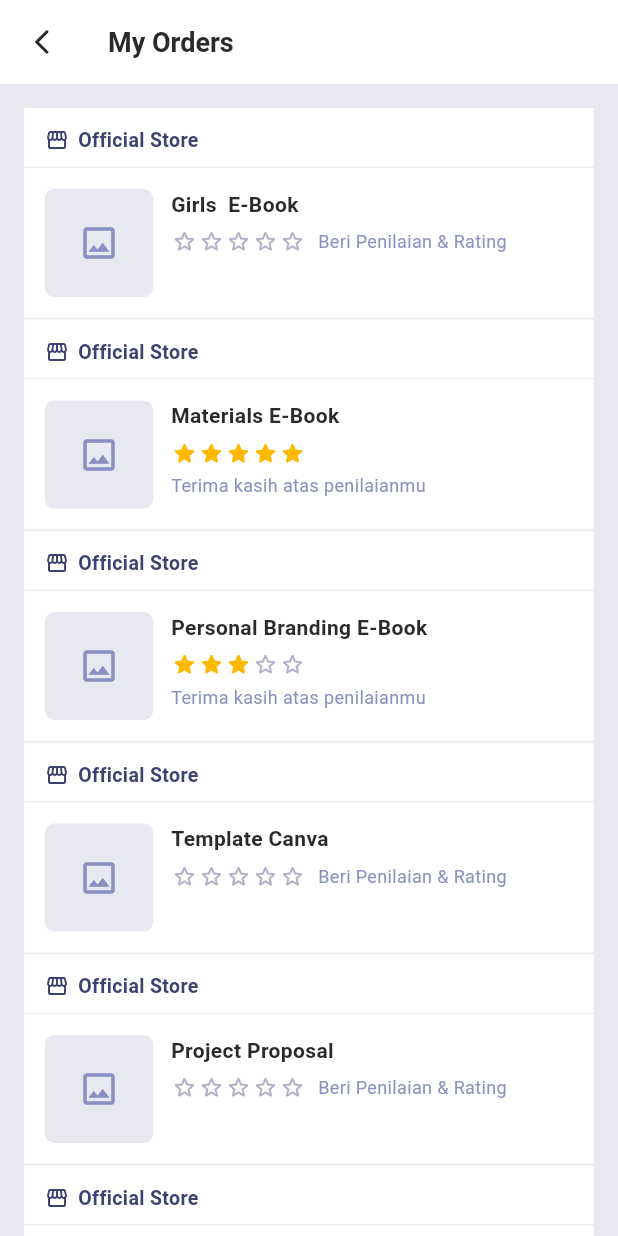
After one commit to chiquixs/byteme_digital_marketplace, a Flutter app: the HistoryOrdersPage screen opened directly, on a phone screen of 412 x 824 dp. The commit adds this screen. Run offline on Flutter 3.47's test engine with Material 3 defaults, Android fonts, the phone set to English and light mode, and no system bars.

Commit message:
Create history orders page dan menambahkan menu history orders di halaman profile serta menghubungkan mereka

```diff
--- /dev/null
+++ b/lib/views/my_orders/history_orders_page.dart
@@ -0,0 +1,296 @@
+import 'package:flutter/material.dart';
+
+// ─────────────────────────────────────────────────────────────────────────────
+// Data model
+// ─────────────────────────────────────────────────────────────────────────────
+class OrderItem {
+  final String storeName;
+  final String productName;
+  final String? reviewText;
+  final int rating;
+  final String imagePath;
+
+  const OrderItem({
+    required this.storeName,
+    required this.productName,
+    this.reviewText,
+    required this.rating,
+    this.imagePath = '',
+  });
+}
+
+// ─────────────────────────────────────────────────────────────────────────────
+// Page
+// ─────────────────────────────────────────────────────────────────────────────
+class HistoryOrdersPage extends StatelessWidget {
+  const HistoryOrdersPage({super.key});
+
+  // Dummy data
+  static const List<OrderItem> _orders = [
+    OrderItem(
+      storeName: 'Official Store',
+      productName: 'Girls  E-Book',
+      rating: 0,
+      imagePath: '',
+    ),
+    OrderItem(
+      storeName: 'Official Store',
+      productName: 'Materials E-Book',
+      reviewText: 'Terima kasih atas penilaianmu',
+      rating: 5,
+      imagePath: '',
+    ),
+    OrderItem(
+      storeName: 'Official Store',
+      productName: 'Personal Branding E-Book',
+      reviewText: 'Terima kasih atas penilaianmu',
+      rating: 3,
+      imagePath: '',
+    ),
+    OrderItem(
+      storeName: 'Official Store',
+      productName: 'Template Canva',
+      rating: 0,
+      imagePath: '',
+    ),
+    OrderItem(
+      storeName: 'Official Store',
+      productName: 'Project Proposal',
+      rating: 0,
+      imagePath: '',
+    ),
+    OrderItem(
+      storeName: 'Official Store',
+      productName: 'Web Design',
+      reviewText: 'Terima kasih atas penilaianmu',
+      rating: 3,
+      imagePath: '',
+    ),
+  ];
+
+  @override
+  Widget build(BuildContext context) {
+    return Scaffold(
+      backgroundColor: const Color(0xFFE8E8F0),
+      appBar: _buildAppBar(context),
+      body: _orders.isEmpty
+          ? _buildEmpty()
+          : ListView.builder(
+              padding: const EdgeInsets.all(16),
+              itemCount: _orders.length,
+              itemBuilder: (context, index) =>
+                  _OrderCard(order: _orders[index]),
+            ),
+    );
+  }
+
+  PreferredSizeWidget _buildAppBar(BuildContext context) {
+    return AppBar(
+      backgroundColor: Colors.white,
+      elevation: 0,
+      centerTitle: false,
+      leading: IconButton(
+        icon: const Icon(Icons.arrow_back_ios_new_rounded,
+            color: Color(0xFF2A2A2A), size: 20),
+        onPressed: () => Navigator.of(context).pop(),
+      ),
+      title: const Text(
+        'My Orders',
+        style: TextStyle(
+          color: Color(0xFF2A2A2A),
+          fontSize: 18,
+          fontWeight: FontWeight.bold,
+        ),
+      ),
+    );
+  }
+
+  Widget _buildEmpty() {
+    return const Center(
+      child: Column(
+        mainAxisSize: MainAxisSize.min,
+        children: [
+          Icon(Icons.receipt_long_outlined,
+              size: 64, color: Color(0xFF8B90C1)),
+          SizedBox(height: 12),
+          Text(
+            'Belum ada pesanan',
+            style: TextStyle(
+              fontSize: 15,
+              color: Color(0xFF8B90C1),
+              fontWeight: FontWeight.w500,
+            ),
+          ),
+        ],
+      ),
+    );
+  }
+}
+
+// ─────────────────────────────────────────────────────────────────────────────
+// Order card widget
+// ─────────────────────────────────────────────────────────────────────────────
+class _OrderCard extends StatelessWidget {
+  final OrderItem order;
+  const _OrderCard({required this.order});
+
+  static const Color _accent = Color(0xFF3D4270);
+
+  @override
+  Widget build(BuildContext context) {
+    return Container(
+      margin: const EdgeInsets.only(bottom: 1),
+      decoration: BoxDecoration(
+        color: Colors.white,
+        borderRadius: BorderRadius.circular(0),
+      ),
+      child: Column(
+        crossAxisAlignment: CrossAxisAlignment.start,
+        children: [
+          // Store label row
+          Padding(
+            padding: const EdgeInsets.fromLTRB(14, 12, 14, 8),
+            child: Row(
+              children: [
+                const Icon(Icons.storefront_outlined,
+                    size: 16, color: _accent),
+                const SizedBox(width: 6),
+                Text(
+                  order.storeName,
+                  style: const TextStyle(
+                    fontSize: 13,
+                    fontWeight: FontWeight.w600,
+                    color: _accent,
+                  ),
+                ),
+              ],
+            ),
+          ),
+
+          const Divider(height: 1, thickness: 0.5, color: Color(0xFFE0E0E0)),
+
+          // Product row
+          Padding(
+            padding: const EdgeInsets.all(14),
+            child: Row(
+              crossAxisAlignment: CrossAxisAlignment.start,
+              children: [
+                // Thumbnail
+                _buildThumbnail(),
+                const SizedBox(width: 12),
+
+                // Info
+                Expanded(
+                  child: Column(
+                    crossAxisAlignment: CrossAxisAlignment.start,
+                    children: [
+                      Text(
+                        order.productName,
+                        style: const TextStyle(
+                          fontSize: 14,
+                          fontWeight: FontWeight.w600,
+                          color: Color(0xFF2A2A2A),
+                        ),
+                      ),
+                      const SizedBox(height: 6),
+                      _buildReviewRow(),
+                    ],
+                  ),
+                ),
+              ],
+            ),
+          ),
+        ],
+      ),
+    );
+  }
+
+  Widget _buildThumbnail() {
+    if (order.imagePath.isNotEmpty) {
+      return ClipRRect(
+        borderRadius: BorderRadius.circular(6),
+        child: order.imagePath.startsWith('http')
+            ? Image.network(
+                order.imagePath,
+                width: 72,
+                height: 72,
+                fit: BoxFit.cover,
+                errorBuilder: (_, __, ___) => _placeholderBox(),
+              )
+            : Image.asset(
+                order.imagePath,
+                width: 72,
+                height: 72,
+                fit: BoxFit.cover,
+                errorBuilder: (_, __, ___) => _placeholderBox(),
+              ),
+      );
+    }
+    return _placeholderBox();
+  }
+
+  Widget _placeholderBox() {
+    return Container(
+      width: 72,
+      height: 72,
+      decoration: BoxDecoration(
+        color: const Color(0xFFE8E8F0),
+        borderRadius: BorderRadius.circular(6),
+      ),
+      child: const Icon(Icons.image_outlined,
+          color: Color(0xFF8B90C1), size: 28),
+    );
+  }
+
+  Widget _buildReviewRow() {
+    final bool hasRating = order.rating > 0;
+
+    if (!hasRating) {
+      // Belum dirating
+      return Row(
+        children: [
+          ...List.generate(
+            5,
+            (_) => const Icon(Icons.star_border_rounded,
+                size: 18, color: Color(0xFFB0B0C8)),
+          ),
+          const SizedBox(width: 8),
+          const Text(
+            'Beri Penilaian & Rating',
+            style: TextStyle(fontSize: 12, color: Color(0xFF8B90C1)),
+          ),
+        ],
+      );
+    }
+
+    // Sudah dirating
+    return Column(
+      crossAxisAlignment: CrossAxisAlignment.start,
+      children: [
+        Row(
+          children: List.generate(5, (i) {
+            return Icon(
+              i < order.rating
+                  ? Icons.star_rounded
+                  : Icons.star_border_rounded,
+              size: 18,
+              color: i < order.rating
+                  ? const Color(0xFFFFB800)
+                  : const Color(0xFFB0B0C8),
+            );
+          }),
+        ),
+        if (order.reviewText != null) ...[
+          const SizedBox(height: 4),
+          Text(
+            order.reviewText!,
+            style: const TextStyle(
+              fontSize: 12,
+              color: Color(0xFF8B90C1),
+            ),
+          ),
+        ],
+      ],
+    );
+  }
+}
--- a/lib/views/profile/profile_page.dart
+++ b/lib/views/profile/profile_page.dart
@@ -1,4 +1,5 @@
 import 'package:flutter/material.dart';
+import 'package:byteme_digital_marketplace/views/my_orders/history_orders_page.dart';
 
 class ProfilePage extends StatelessWidget {
   const ProfilePage({super.key});
@@ -68,6 +69,15 @@ class _ProfilePageContentState extends State<_ProfilePageContent> {
                       icon: Icons.credit_card_outlined,
                       label: 'Payment',
                       onTap: () => _showMenuSnack('Payment'),
+                    ),
+                    const SizedBox(height: 12),
+                    _buildMenuItem(
+                      icon: Icons.history_toggle_off,
+                      label: 'History Orders',
+                      onTap: () => Navigator.push(
+                        context,
+                        MaterialPageRoute(builder: (_) => const HistoryOrdersPage()),
+                      ),
                     ),
                     const SizedBox(height: 12),
                     _buildMenuItem(
```
